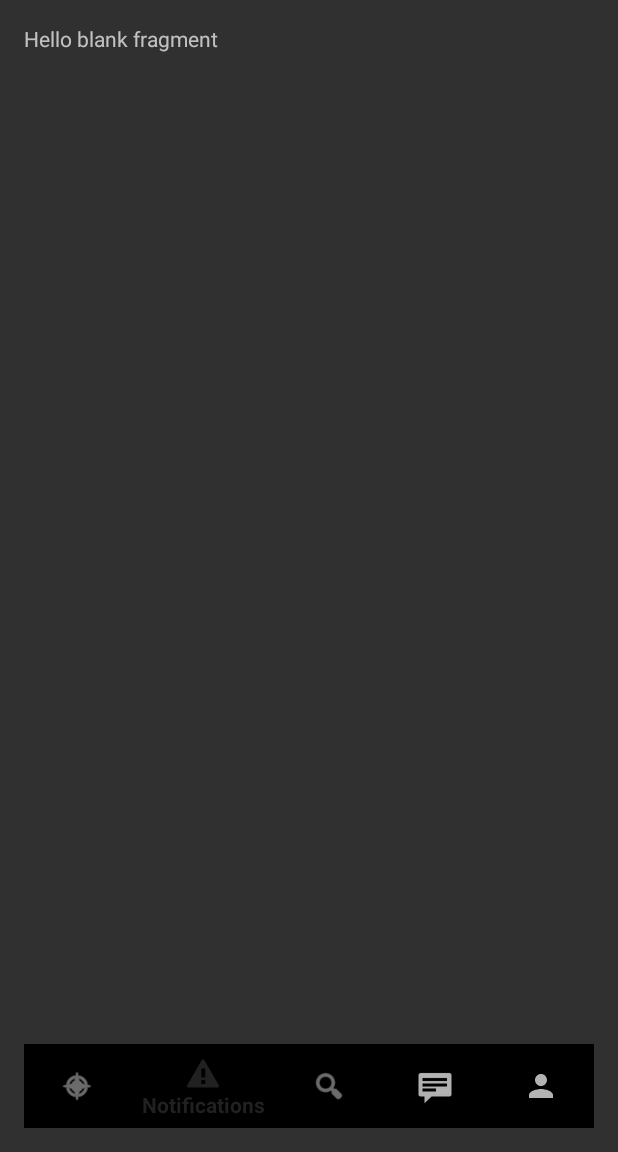
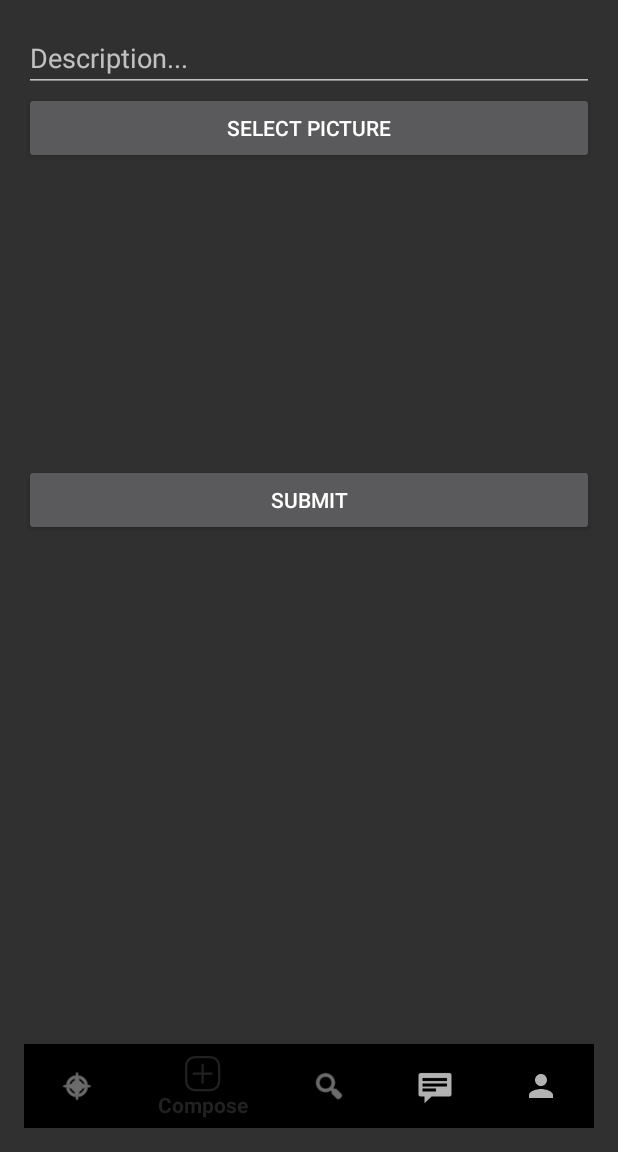
Before and after one commit to Codepath-Group-5/Group5, an Android app: the MainActivity screen opened directly, with no data from a screen before it, item 2 of the bottom bar chosen, on a phone screen of 412 x 824 dp, the part 84-1236 px from its top. Run offline under Robolectric (Android 15) with nearby library versions, the phone set to English and light mode, and no system bars; libraries missing offline, so code that uses them is left out: com.parse; pictures from the network do not load; 5 statements that could not run were skipped.

Commit message:
Started working on compose fragment

```diff
--- a/app/src/main/AndroidManifest.xml
+++ b/app/src/main/AndroidManifest.xml
@@ -4,10 +4,13 @@
 
     <uses-permission android:name="android.permission.ACCESS_NETWORK_STATE" />
     <uses-permission android:name="android.permission.INTERNET" />
+    <uses-permission android:name="android.permission.WRITE_EXTERNAL_STORAGE"/>
+    <uses-permission android:name="android.permission.READ_EXTERNAL_STORAGE" />
 
     <application
         android:name=".ParseApplication"
         android:usesCleartextTraffic="true"
+        android:requestLegacyExternalStorage="true"
         android:allowBackup="true"
         android:icon="@mipmap/ic_launcher"
         android:label="@string/app_name"
--- a/app/src/main/java/com/example/stockpot/MainActivity.java
+++ b/app/src/main/java/com/example/stockpot/MainActivity.java
@@ -5,7 +5,6 @@ import androidx.appcompat.app.AppCompatActivity;
 import androidx.appcompat.widget.Toolbar;
 import androidx.fragment.app.Fragment;
 import androidx.fragment.app.FragmentManager;
-import androidx.recyclerview.widget.LinearLayoutManager;
 
 import android.annotation.SuppressLint;
 import android.os.Bundle;
@@ -14,26 +13,17 @@ import android.view.Menu;
 import android.view.MenuItem;
 import android.widget.TextView;
 import android.widget.Toast;
+import android.view.MenuItem;
 
-import com.codepath.asynchttpclient.AsyncHttpClient;
-import com.codepath.asynchttpclient.callback.JsonHttpResponseHandler;
-import com.example.stockpot.adapters.StockAdapter;
 import com.example.stockpot.fragments.HomeFragment;
 import com.example.stockpot.fragments.MessagesFragment;
-import com.example.stockpot.fragments.NotificationsFragment;
+import com.example.stockpot.fragments.ComposeFragment;
 import com.example.stockpot.fragments.ProfileFragment;
 import com.example.stockpot.fragments.SearchFragment;
 import com.example.stockpot.models.Stock;
 import com.google.android.material.bottomnavigation.BottomNavigationView;
 
-import org.json.JSONArray;
-import org.json.JSONException;
-import org.json.JSONObject;
-
-import java.util.ArrayList;
 import java.util.List;
-
-import okhttp3.Headers;
 
 
 public class MainActivity extends AppCompatActivity {
@@ -88,8 +78,8 @@ public class MainActivity extends AppCompatActivity {
                     case R.id.actionMessages:
                         fragment = new MessagesFragment();
                         break;
-                    case R.id.actionNotifications:
-                        fragment = new NotificationsFragment();
+                    case R.id.actionCompose:
+                        fragment = new ComposeFragment();
                         break;
                     case R.id.actionProfile:
                     default:
--- /dev/null
+++ b/app/src/main/java/com/example/stockpot/fragments/ComposeFragment.java
@@ -0,0 +1,142 @@
+package com.example.stockpot.fragments;
+
+import android.content.Intent;
+import android.database.Cursor;
+import android.graphics.Bitmap;
+import android.graphics.BitmapFactory;
+import android.net.Uri;
+import android.os.Bundle;
+
+import androidx.annotation.NonNull;
+import androidx.annotation.Nullable;
+import androidx.core.content.FileProvider;
+import androidx.fragment.app.Fragment;
+
+import android.os.Environment;
+import android.provider.MediaStore;
+import android.util.Log;
+import android.view.LayoutInflater;
+import android.view.View;
+import android.view.ViewGroup;
+import android.widget.Button;
+import android.widget.EditText;
+import android.widget.ImageView;
+import android.widget.Toast;
+
+import com.example.stockpot.R;
+import com.example.stockpot.models.Post;
+import com.parse.ParseException;
+import com.parse.ParseFile;
+import com.parse.ParseUser;
+import com.parse.SaveCallback;
+
+import java.io.File;
+
+import static android.app.Activity.RESULT_OK;
+
+public class ComposeFragment extends Fragment {
+
+    public static final String TAG = "ComposeFragment";
+    private static final int IMAGE_SELECTED = 42;
+
+    private EditText etDescription;
+    private Button btnCaptureImage;
+    private ImageView ivPostImage;
+    private Button btnSubmit;
+
+    private File photoFile;
+
+    public ComposeFragment() {
+        // Required empty public constructor
+    }
+
+
+    @Override
+    public View onCreateView(LayoutInflater inflater, ViewGroup container,
+                             Bundle savedInstanceState) {
+        // Inflate the layout for this fragment
+        return inflater.inflate(R.layout.fragment_compose, container, false);
+    }
+
+    @Override
+    public void onViewCreated(@NonNull View view, @Nullable Bundle savedInstanceState) {
+        super.onViewCreated(view, savedInstanceState);
+        etDescription = view.findViewById(R.id.etDescription);
+        btnCaptureImage = view.findViewById(R.id.btnCaptureImage);
+        ivPostImage = view.findViewById(R.id.ivPostImage);
+        btnSubmit = view.findViewById(R.id.btnSubmit);
+
+        btnCaptureImage.setOnClickListener(new View.OnClickListener() {
+            @Override
+            public void onClick(View v) {
+                launchFileChooser();
+            }
+        });
+
+
+        btnSubmit.setOnClickListener(new View.OnClickListener() {
+            @Override
+            public void onClick(View v) {
+                String description = etDescription.getText().toString();
+                if (description.isEmpty()) {
+                    Toast.makeText(getContext(), "Description cannot be empty", Toast.LENGTH_SHORT).show();
+                    return;
+                }
+                if (photoFile == null || ivPostImage.getDrawable() == null) {
+                    Toast.makeText(getContext(), "There is no image!", Toast.LENGTH_SHORT).show();
+                    return;
+                }
+                ParseUser currentUser = ParseUser.getCurrentUser();
+                savePost(description, currentUser, photoFile);
+            }
+        });
+    }
+
+    private void launchFileChooser() {
+        Intent intent = new Intent(Intent.ACTION_GET_CONTENT);
+        intent.setType("image/*");
+        Intent finalIntent = Intent.createChooser(intent, "Select profile picture");
+        startActivityForResult(finalIntent, IMAGE_SELECTED);
+    }
+
+    @Override
+    public void onActivityResult(int requestCode, int resultCode, @Nullable Intent data) {
+        super.onActivityResult(requestCode, resultCode, data);
+        if (requestCode == IMAGE_SELECTED) {
+            if (resultCode == RESULT_OK) {
+                assert data != null;
+                assert data.getData() != null;
+                Uri photoData = data.getData();
+                //photoData = Uri.parse(photoData.getPath().replace("file://", ""));
+                Log.i(TAG, photoData.toString());
+
+                photoFile = new File(photoData.getPath());
+                Bitmap takenImage = BitmapFactory.decodeFile(photoFile.getAbsolutePath());
+                // RESIZE BITMAP, see section below
+                // Load the taken image into a preview
+                ivPostImage.setImageBitmap(takenImage);
+            }
+        }
+    }
+
+    private void savePost(String description, ParseUser currentUser, File photoFile) {
+        Post post = new Post();
+        post.setDescription(description);
+        post.setImage(new ParseFile(photoFile));
+        post.setUser(currentUser);
+        post.saveInBackground(new SaveCallback() {
+            @Override
+            public void done(ParseException e) {
+                if (e != null) {
+                    Log.e(TAG, "Error while saving", e);
+                    Toast.makeText(getContext(), "Error while saving!", Toast.LENGTH_SHORT).show();
+                    return;
+                }
+                Log.i(TAG, "Post save was successful!");
+                etDescription.setText("");
+                ivPostImage.setImageResource(0);
+            }
+        });
+    }
+
+}
--- a/app/src/main/java/com/example/stockpot/fragments/NotificationsFragment.java
+++ /dev/null
@@ -1,26 +0,0 @@
-package com.example.stockpot.fragments;
-
-import android.os.Bundle;
-
-import androidx.fragment.app.Fragment;
-
-import android.view.LayoutInflater;
-import android.view.View;
-import android.view.ViewGroup;
-
-import com.example.stockpot.R;
-
-public class NotificationsFragment extends Fragment {
-    public static final String TAG = "NotificationsFragment";
-
-    public NotificationsFragment() {
-        // Required empty public constructor
-    }
-
-    @Override
-    public View onCreateView(LayoutInflater inflater, ViewGroup container,
-                             Bundle savedInstanceState) {
-        // Inflate the layout for this fragment
-        return inflater.inflate(R.layout.fragment_notifications, container, false);
-    }
-}
--- a/app/src/main/java/com/example/stockpot/fragments/SearchFragment.java
+++ b/app/src/main/java/com/example/stockpot/fragments/SearchFragment.java
@@ -101,7 +101,7 @@ public class SearchFragment extends Fragment {
         AsyncHttpClient client = new AsyncHttpClient();
 
         // Debugging to view if the URL is accurate
-        Log.e(TAG, "THIS IS URL" + String.format(API_URL, keyWord));
+        Log.i(TAG, "THIS IS URL " + String.format(API_URL, keyWord));
 
         // Sends a request to the AlphaVantage API through CodePath's AsyncHttpClient library
         client.get(String.format(API_URL, keyWord), new JsonHttpResponseHandler() {
--- /dev/null
+++ b/app/src/main/res/layout/fragment_compose.xml
@@ -0,0 +1,35 @@
+<?xml version="1.0" encoding="utf-8"?>
+<LinearLayout
+    xmlns:android="http://schemas.android.com/apk/res/android"
+    xmlns:tools="http://schemas.android.com/tools"
+    android:orientation="vertical"
+    android:layout_width="match_parent"
+    android:layout_height="match_parent"
+    tools:context=".fragments.ComposeFragment">
+
+    <EditText
+        android:id="@+id/etDescription"
+        android:layout_width="match_parent"
+        android:layout_height="wrap_content"
+        android:ems="10"
+        android:hint="Description..." />
+
+    <Button
+        android:id="@+id/btnCaptureImage"
+        android:layout_width="match_parent"
+        android:layout_height="wrap_content"
+        android:text="Select Picture" />
+
+    <ImageView
+        android:id="@+id/ivPostImage"
+        android:layout_width="match_parent"
+        android:layout_height="200dp"
+        tools:srcCompat="@tools:sample/avatars" />
+
+    <Button
+        android:id="@+id/btnSubmit"
+        android:layout_width="match_parent"
+        android:layout_height="wrap_content"
+        android:text="Submit" />
+
+</LinearLayout>
--- a/app/src/main/res/layout/fragment_notifications.xml
+++ /dev/null
@@ -1,14 +0,0 @@
-<?xml version="1.0" encoding="utf-8"?>
-<FrameLayout xmlns:android="http://schemas.android.com/apk/res/android"
-    xmlns:tools="http://schemas.android.com/tools"
-    android:layout_width="match_parent"
-    android:layout_height="match_parent"
-    tools:context=".fragments.NotificationsFragment">
-
-    <!-- TODO: Update blank fragment layout -->
-    <TextView
-        android:layout_width="match_parent"
-        android:layout_height="match_parent"
-        android:text="@string/hello_blank_fragment" />
-
-</FrameLayout>
--- a/app/src/main/res/menu/menu_bottom_navigation.xml
+++ b/app/src/main/res/menu/menu_bottom_navigation.xml
@@ -8,9 +8,9 @@
         android:title="Home"
         app:showAsAction="always" />
     <item
-        android:id="@+id/actionNotifications"
-        android:icon="@android:drawable/stat_notify_error"
-        android:title="Notifications"
+        android:id="@+id/actionCompose"
+        android:icon="@drawable/instagram_new_post_outline_24"
+        android:title="Compose"
         app:showAsAction="always" />
     <item
         android:id="@+id/actionSearch"
```
